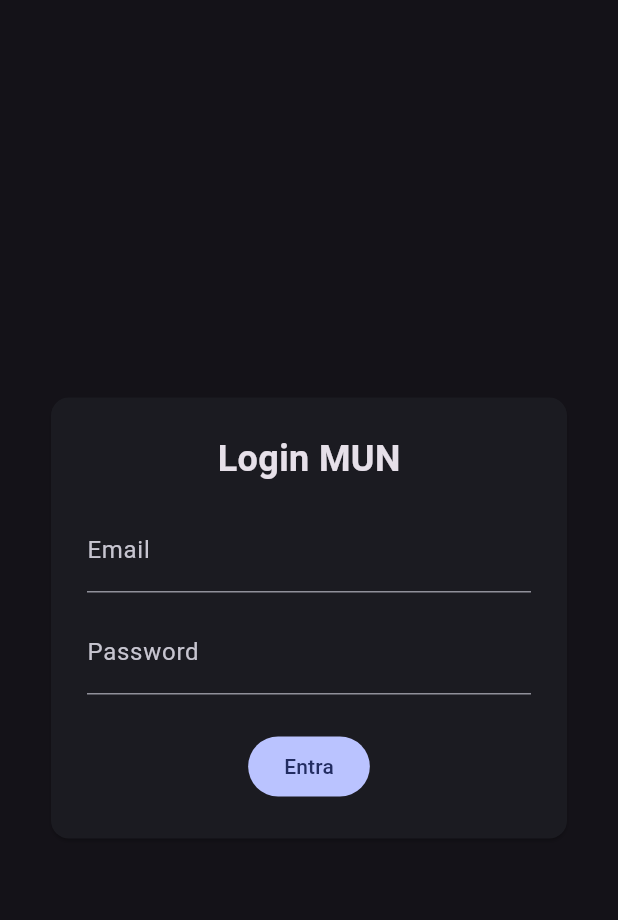
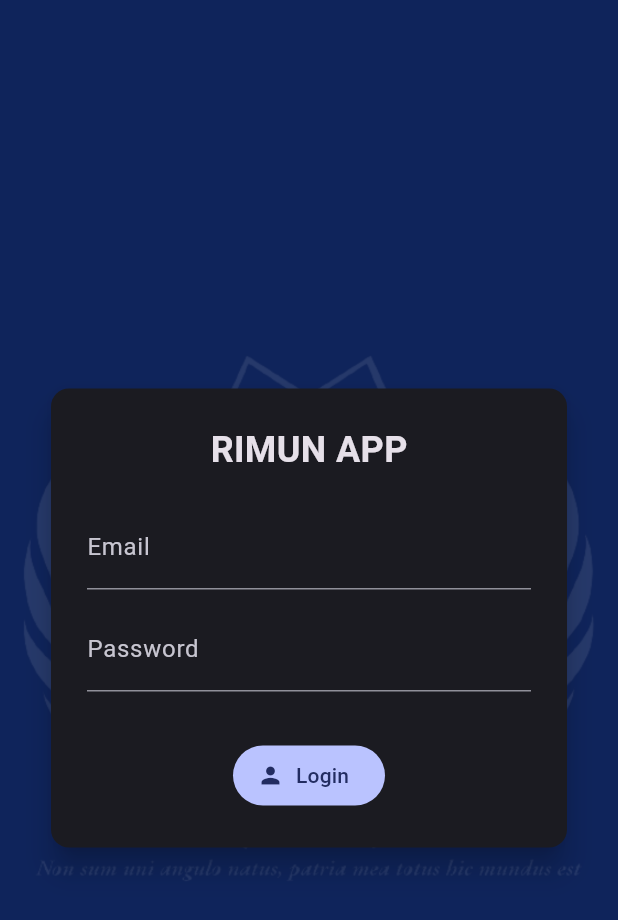
Before and after one commit to elenamuia/rimun-app, a Flutter app: the screen it shows after launch, on a phone screen of 412 x 824 dp. Shown: the top 920 px of the screen. Run offline on Flutter 3.47's test engine with Material 3 defaults, Android fonts, the phone set to English and light mode, and no system bars; our stand-ins replace cloud_firestore, firebase_auth, firebase_core; accounts and stored records are empty.

Commit message:
Update layout

```diff
--- a/lib/main.dart
+++ b/lib/main.dart
@@ -33,7 +33,7 @@ class MUNApp extends StatelessWidget {
   @override
   Widget build(BuildContext context) {
     return MaterialApp(
-      title: 'MUN App',
+      title: 'RIMUN App',
       theme: ThemeData.dark(useMaterial3: true).copyWith(
         colorScheme: ColorScheme.fromSeed(
           seedColor: Colors.indigo,
@@ -110,7 +110,27 @@ class _LoginWrapperState extends State<LoginWrapper> {
         },
       );
     } else {
-      return HomeScreen(student: _student!);
+      return HomeScreen(
+        student: _student!,
+        onLogout: () async {
+          final bool isFirebaseSupported =
+              kIsWeb ||
+              defaultTargetPlatform == TargetPlatform.android ||
+              defaultTargetPlatform == TargetPlatform.iOS ||
+              defaultTargetPlatform == TargetPlatform.macOS ||
+              defaultTargetPlatform == TargetPlatform.windows;
+
+          if (isFirebaseSupported) {
+            // logout Firebase (se disponibile)
+            final authService = AuthService();
+            await authService.signOut();
+          }
+
+          if (mounted) {
+            setState(() => _student = null); // torna alla LoginScreen
+          }
+        },
+      );
     }
   }
 }
--- a/lib/screens/login_screen.dart
+++ b/lib/screens/login_screen.dart
@@ -1,4 +1,3 @@
-// lib/screens/login_screen.dart
 import 'package:flutter/material.dart';
 import 'package:flutter/foundation.dart';
 import '../models.dart';
@@ -17,16 +16,40 @@ class _LoginScreenState extends State<LoginScreen> {
   final _formKey = GlobalKey<FormState>();
   final _emailCtrl = TextEditingController();
   final _passwordCtrl = TextEditingController();
+
   bool _loading = false;
   String? _error;
 
   Future<void> _submit() async {
     if (!_formKey.currentState!.validate()) return;
+
     setState(() {
       _loading = true;
       _error = null;
     });
+
     try {
+      // ===============================
+      // 🔐 LOGIN DEMO (solo in DEBUG)
+      // ===============================
+      if (kDebugMode &&
+          _emailCtrl.text.trim() == 'demo@rimun.it' &&
+          _passwordCtrl.text.trim() == '123') {
+        final student = Student(
+          id: 'demo-user',
+          name: 'Demo',
+          surname: 'RIMUN',
+          email: 'demo@rimun.it',
+          school: 'RIMUN Demo School',
+          country: 'Italy',
+        );
+        widget.onLoggedIn(student);
+        return;
+      }
+
+      // ===============================
+      // 🔥 LOGIN FIREBASE (futuro)
+      // ===============================
       final bool isFirebaseSupported =
           kIsWeb ||
           defaultTargetPlatform == TargetPlatform.android ||
@@ -42,7 +65,7 @@ class _LoginScreenState extends State<LoginScreen> {
         );
         widget.onLoggedIn(student);
       } else {
-        // Fallback: mock login when Firebase isn't supported (e.g., Linux)
+        // Fallback locale (Linux ecc.)
         final email = _emailCtrl.text.trim();
         final student = Student(
           id: 'local-demo',
@@ -56,7 +79,7 @@ class _LoginScreenState extends State<LoginScreen> {
       }
     } catch (e) {
       setState(() {
-        _error = 'Credenziali non valide o errore di connessione.';
+        _error = 'Credentials not valid or connection error.';
       });
     } finally {
       if (mounted) {
@@ -68,12 +91,33 @@ class _LoginScreenState extends State<LoginScreen> {
   @override
   Widget build(BuildContext context) {
     return Scaffold(
-      body: Center(
+      body: Stack(
+        children: [
+          // 🔹 SFONDO
+          Container(
+            color: const Color(0xFF0F245B),
+          ),
+
+          // 🔹 LOGO DI SFONDO
+          Center(
+            child: Opacity(
+              opacity: 0.10,
+              child: Image.asset(
+                'assets/logo_frase.png',
+                width: 700,
+                fit: BoxFit.contain,
+              ),
+            ),
+          ),
+
+          // 🔹 CARD LOGIN
+          Center(
             child: ConstrainedBox(
               constraints: const BoxConstraints(maxWidth: 400),
               child: Padding(
                 padding: const EdgeInsets.all(24.0),
                 child: Card(
+                  elevation: 8,
                   child: Padding(
                     padding: const EdgeInsets.all(24.0),
                     child: Form(
@@ -82,40 +126,48 @@ class _LoginScreenState extends State<LoginScreen> {
                         mainAxisSize: MainAxisSize.min,
                         children: [
                           const Text(
-                        'Login MUN',
+                            'RIMUN APP',
                             style: TextStyle(
                               fontSize: 24,
                               fontWeight: FontWeight.bold,
                             ),
                           ),
-                      const SizedBox(height: 16),
+                          const SizedBox(height: 20),
+
                           TextFormField(
                             controller: _emailCtrl,
-                        decoration: const InputDecoration(labelText: 'Email'),
+                            decoration:
+                                const InputDecoration(labelText: 'Email'),
                             validator: (v) =>
-                            v == null || v.isEmpty ? 'Inserisci la mail' : null,
+                                v == null || v.isEmpty ? 'Insert email' : null,
                           ),
                           const SizedBox(height: 12),
+
                           TextFormField(
                             controller: _passwordCtrl,
                             obscureText: true,
-                        decoration: const InputDecoration(
-                          labelText: 'Password',
-                        ),
+                            decoration:
+                                const InputDecoration(labelText: 'Password'),
                             validator: (v) => v == null || v.isEmpty
-                            ? 'Inserisci la password'
+                                ? 'Insert password'
                                 : null,
                           ),
+
                           const SizedBox(height: 16),
+
                           if (_error != null)
                             Text(
                               _error!,
                               style: const TextStyle(color: Colors.red),
                             ),
-                      const SizedBox(height: 8),
-                      FilledButton(
+
+                          const SizedBox(height: 16),
+
+                          // 🔘 LOGIN BUTTON con ICONA
+                          FilledButton.icon(
                             onPressed: _loading ? null : _submit,
-                        child: _loading
+                            icon: const Icon(Icons.person),
+                            label: _loading
                                 ? const SizedBox(
                                     height: 18,
                                     width: 18,
@@ -123,7 +175,7 @@ class _LoginScreenState extends State<LoginScreen> {
                                       strokeWidth: 2,
                                     ),
                                   )
-                            : const Text('Entra'),
+                                : const Text('Login'),
                           ),
                         ],
                       ),
@@ -133,6 +185,8 @@ class _LoginScreenState extends State<LoginScreen> {
               ),
             ),
           ),
+        ],
+      ),
     );
   }
 }
--- a/lib/screens/notice_board_screen.dart
+++ b/lib/screens/notice_board_screen.dart
@@ -17,7 +17,7 @@ class NoticeBoardScreen extends StatelessWidget {
         }
         final notices = snapshot.data!;
         if (notices.isEmpty) {
-          return const Center(child: Text('Nessun annuncio al momento.'));
+          return const Center(child: Text('No news available!'));
         }
 
         return ListView.builder(
--- a/pubspec.yaml
+++ b/pubspec.yaml
@@ -65,6 +65,7 @@ flutter:
   uses-material-design: true
   assets:
   - assets/maps/scuola.jpeg
+  - assets/logo_frase.png
 
   # To add assets to your application, add an assets section, like this:
   # assets:
```
Also changed, not shown: lib/screens/home_screen.dart (+27 -8 lines), lib/screens/map_screen.dart (+9 -2 lines), lib/screens/profile_screen.dart (added, +127 -0 lines), assets/logo_frase.png (added). Lines whose indentation alone changed are shown as unchanged.
